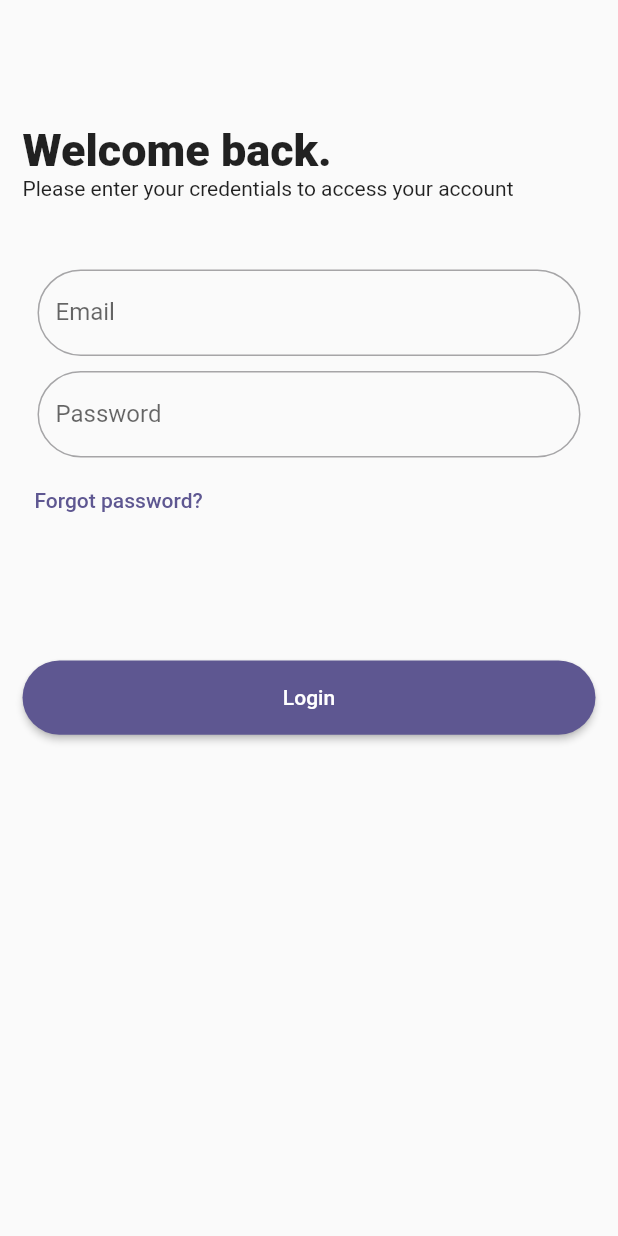
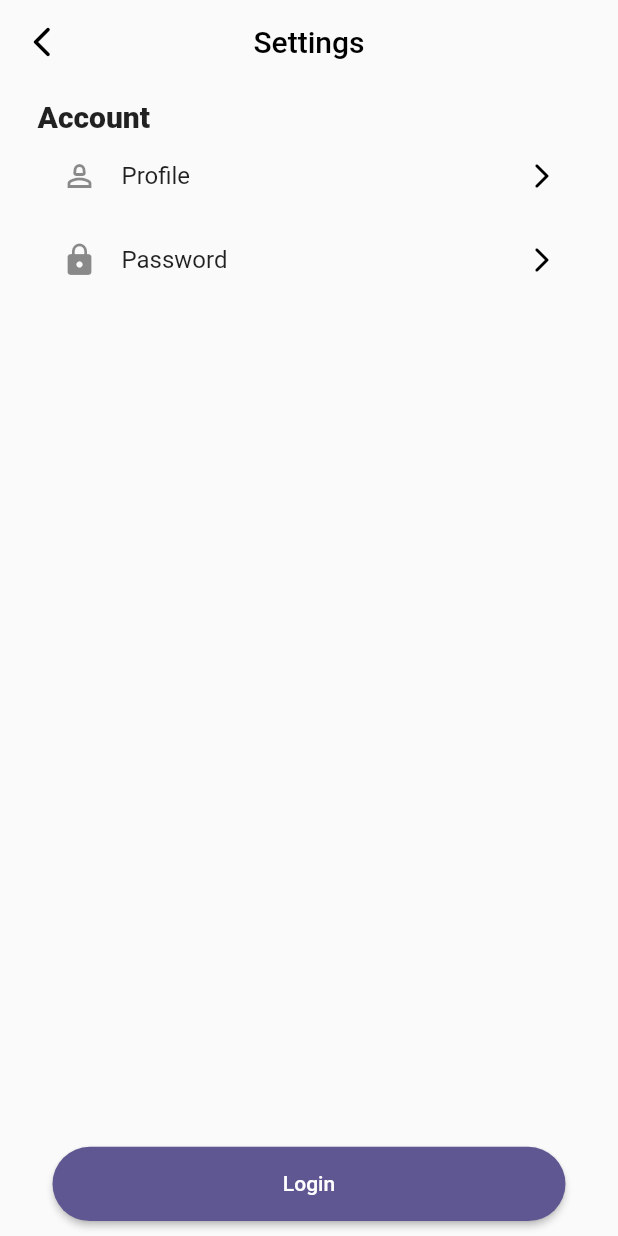
Before and after one commit to Abdullah6445/Trucking-App-CHI, a Flutter app: the screen it shows after launch, on a phone screen of 412 x 824 dp. Run offline on Flutter 3.47's test engine with Material 3 defaults, Android fonts, the phone set to English and light mode, and no system bars; our stand-ins replace get, stacked.

Commit message:
login,setting page done

```diff
--- /dev/null
+++ b/lib/custom_widgets/custom_large_elevated_button.dart
@@ -0,0 +1,23 @@
+import 'package:flutter/material.dart';
+
+class CustomLargeElevatedButton extends StatelessWidget {
+  CustomLargeElevatedButton(
+      {super.key, required this.buttonText, required this.onTap});
+
+  String buttonText;
+  final void Function() onTap;
+
+  @override
+  Widget build(BuildContext context) {
+    return ElevatedButton(
+        style: ElevatedButton.styleFrom(
+          // backgroundColor: Color(0xff6B4EFF),
+          shape:
+              RoundedRectangleBorder(borderRadius: BorderRadius.circular(100)),
+          minimumSize:
+              Size(double.infinity, MediaQuery.sizeOf(context).height * .06),
+        ),
+        onPressed: onTap,
+        child: Text("Login"));
+  }
+}
--- a/lib/factory_view_pages/login_page/login_page_vu.dart
+++ b/lib/factory_view_pages/login_page/login_page_vu.dart
@@ -1,6 +1,8 @@
 import 'package:chi_trucking_app_factory/custom_widgets/custom_text_field.dart';
+
 import 'package:chi_trucking_app_factory/factory_view_pages/login_page/login_page_vm.dart';
 import 'package:flutter/material.dart';
+
 import 'package:stacked/stacked.dart';
 
 class LoginPageVU extends StackedView<LoginPageVM> {
@@ -45,8 +47,10 @@ class LoginPageVU extends StackedView<LoginPageVM> {
                     minimumSize: Size(double.infinity,
                         MediaQuery.sizeOf(context).height * .06),
                   ),
-                  onPressed: () {},
-                  child: Text("Login"))
+                  onPressed: () {
+                    // Get.to(DashboardPageVU());
+                  },
+                  child: Text("Login")),
             ],
           ),
         ),
--- a/lib/factory_view_pages/setting_page/setting_page_vm.dart
+++ b/lib/factory_view_pages/setting_page/setting_page_vm.dart
@@ -0,0 +1,3 @@
+import 'package:stacked/stacked.dart';
+
+class SettingPageVM extends BaseViewModel {}
--- a/lib/factory_view_pages/setting_page/setting_page_vu.dart
+++ b/lib/factory_view_pages/setting_page/setting_page_vu.dart
@@ -0,0 +1,81 @@
+import 'package:chi_trucking_app_factory/custom_widgets/custom_large_elevated_button.dart';
+import 'package:chi_trucking_app_factory/factory_view_pages/setting_page/setting_page_vm.dart';
+import 'package:flutter/material.dart';
+
+import 'package:stacked/stacked.dart';
+
+class SettingPageVU extends StackedView<SettingPageVM> {
+  @override
+  Widget builder(BuildContext context, SettingPageVM viewModel, Widget? child) {
+    return Scaffold(
+      // bottomNavigationBar: CustomBottomNavigation(),
+      // backgroundColor: Colors.amber,
+      appBar: AppBar(
+        forceMaterialTransparency: true,
+        leading: GestureDetector(
+          onTap: () {},
+          child: Icon(
+            Icons.arrow_back_ios_new_rounded,
+            color: Colors.black,
+          ),
+        ),
+        centerTitle: true,
+        title: Text(
+          "Settings",
+          style: TextStyle(color: Colors.black),
+        ),
+      ),
+      body: Container(
+        height: double.infinity,
+        width: double.infinity,
+        child: Padding(
+          padding: EdgeInsets.symmetric(horizontal: 25, vertical: 10),
+          child: Column(
+            crossAxisAlignment: CrossAxisAlignment.start,
+            children: [
+              Text(
+                "Account",
+                style: TextStyle(fontSize: 20, fontWeight: FontWeight.w900),
+              ),
+              ListTile(
+                minLeadingWidth: 20,
+                leading: Icon(Icons.person_2_outlined),
+                title: Text("Profile"),
+                trailing: Icon(
+                  Icons.arrow_forward_ios_rounded,
+                  size: 20,
+                  color: Colors.black,
+                ),
+              ),
+              ListTile(
+                // minLeadingWidth: ,
+                minLeadingWidth: 20,
+                leading: Icon(Icons.lock),
+                title: Text("Password"),
+                trailing: Icon(
+                  Icons.arrow_forward_ios_rounded,
+                  size: 20,
+                  color: Colors.black,
+                ),
+              ),
+              Spacer(),
+              Padding(
+                padding: const EdgeInsets.symmetric(horizontal: 10),
+                child: CustomLargeElevatedButton(
+                  buttonText: "Log out",
+                  onTap: () {},
+                ),
+              )
+              // CustomLargeElevatedB utton(buttonText: buttonText)
+            ],
+          ),
+        ),
+      ),
+    );
+  }
+
+  @override
+  SettingPageVM viewModelBuilder(BuildContext context) {
+    return SettingPageVM();
+  }
+}
--- a/lib/main.dart
+++ b/lib/main.dart
@@ -1,5 +1,8 @@
+import 'package:chi_trucking_app_factory/factory_view_pages/dashboard_page/dashboard_pages_vu.dart';
 import 'package:chi_trucking_app_factory/factory_view_pages/login_page/login_page_vu.dart';
+import 'package:chi_trucking_app_factory/factory_view_pages/setting_page/setting_page_vu.dart';
 import 'package:flutter/material.dart';
+import 'package:get/get.dart';
 
 void main() {
   runApp(MyApp());
@@ -12,13 +15,21 @@ class MyApp extends StatelessWidget {
 
   @override
   Widget build(BuildContext context) {
-    return MaterialApp(
+    return GetMaterialApp(
       title: 'Flutter Demo',
+      debugShowCheckedModeBanner: false,
       theme: ThemeData(
         colorScheme: ColorScheme.fromSeed(seedColor: colorss),
         useMaterial3: false,
       ),
-      home: LoginPageVU(),
+      home: SettingPageVU(),
     );
   }
 }
+
+
+/*
+
+login page done
+Setting page done
+*/
--- a/pubspec.yaml
+++ b/pubspec.yaml
@@ -36,6 +36,7 @@ dependencies:
   # Use with the CupertinoIcons class for iOS style icons.
   cupertino_icons: ^1.0.6
   stacked: ^3.4.3
+  get: ^4.6.6
 
 dev_dependencies:
   flutter_test:
```
Also changed, not shown: lib/factory_view_pages/dashboard_page/dashboard_pages_vm.dart (+16 -0 lines), lib/factory_view_pages/dashboard_page/dashboard_pages_vu.dart (+530 -0 lines), pubspec.lock.
